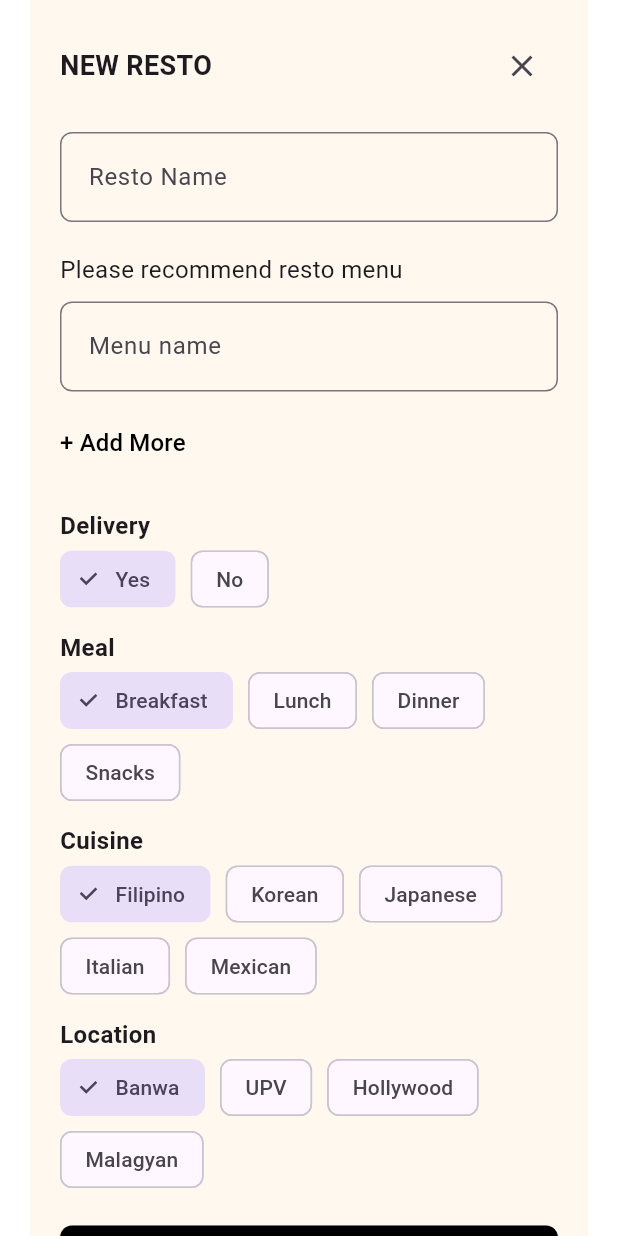
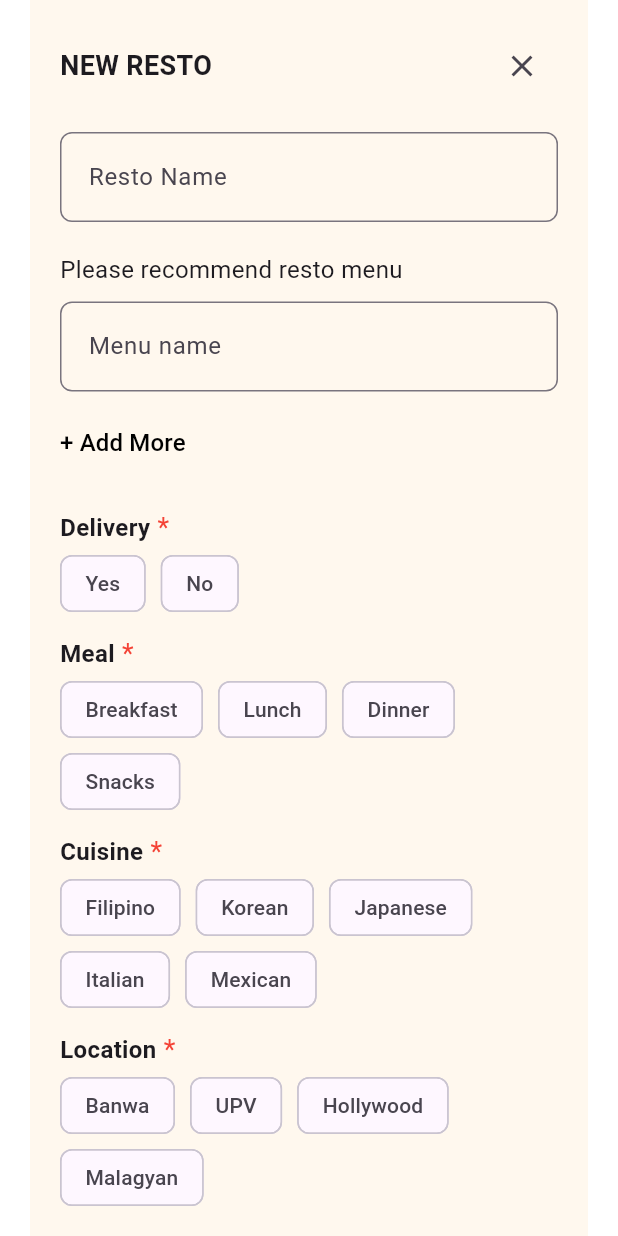
Before and after one commit to ddrrnn/resto-picker-flutter, a Flutter app: the AddResto screen opened directly, on a phone screen of 412 x 824 dp. Run offline on Flutter 3.47's test engine with Material 3 defaults, Android fonts, the light colour scheme and no system bars; our stand-ins replace flutter_fortune_wheel, flutter_spinkit, flutter_svg, sqflite; missing offline and left inert: flutter_popup_card; accounts and stored records are empty.

Commit message:
fix add resto

```diff
--- a/resto_picker/lib/screens/add_resto.dart
+++ b/resto_picker/lib/screens/add_resto.dart
@@ -46,10 +46,10 @@ class _AddRestoState extends State<AddResto> {
       });
     }
 
-    _selectedDelivery = {'Yes'};
-    _selectedMeal = {'Breakfast'};
-    _selectedCuisine = {'Filipino'};
-    _selectedLocation = {'Banwa'};
+    _selectedDelivery = {};
+    _selectedMeal = {};
+    _selectedCuisine = {};
+    _selectedLocation = {};
   }
 
   @override
@@ -212,11 +212,12 @@ class _AddRestoState extends State<AddResto> {
                         vertical: 18,
                       ),
                     ),
-                    validator:
-                        (value) =>
-                            value == null || value.isEmpty
-                                ? 'Please enter a restaurant name'
-                                : null,
+                    validator: (value) {
+                      if (value == null || value.isEmpty) {
+                        return 'Please enter a restaurant name';
+                      }
+                      return null;
+                    },
                   ),
                   const SizedBox(height: 20),
 
@@ -250,6 +251,12 @@ class _AddRestoState extends State<AddResto> {
                                             vertical: 18,
                                           ),
                                     ),
+                                    validator: (value) {
+                                      if (value == null || value.isEmpty) {
+                                        return 'Please enter a menu item';
+                                      }
+                                      return null;
+                                    },
                                   ),
                                 ),
                                 if (_menuControllers.length > 1)
@@ -278,10 +285,21 @@ class _AddRestoState extends State<AddResto> {
                   ),
                   const SizedBox(height: 20),
 
-                  // Delivery
-                  const Text(
-                    "Delivery",
-                    style: TextStyle(fontSize: 16, fontWeight: FontWeight.bold),
+                  // Delivery - Required field
+                  Row(
+                    children: const [
+                      Text(
+                        "Delivery",
+                        style: TextStyle(
+                          fontSize: 16,
+                          fontWeight: FontWeight.bold,
+                        ),
+                      ),
+                      Text(
+                        " *",
+                        style: TextStyle(color: Colors.red, fontSize: 18),
+                      ),
+                    ],
                   ),
                   Wrap(
                     spacing: 10,
@@ -304,10 +322,21 @@ class _AddRestoState extends State<AddResto> {
                   ),
                   const SizedBox(height: 10),
 
-                  // Meal
-                  const Text(
-                    "Meal",
-                    style: TextStyle(fontSize: 16, fontWeight: FontWeight.bold),
+                  // Meal - Required field
+                  Row(
+                    children: const [
+                      Text(
+                        "Meal",
+                        style: TextStyle(
+                          fontSize: 16,
+                          fontWeight: FontWeight.bold,
+                        ),
+                      ),
+                      Text(
+                        " *",
+                        style: TextStyle(color: Colors.red, fontSize: 18),
+                      ),
+                    ],
                   ),
                   Wrap(
                     spacing: 10,
@@ -332,10 +361,21 @@ class _AddRestoState extends State<AddResto> {
                   ),
                   const SizedBox(height: 10),
 
-                  // Cuisine
-                  const Text(
-                    "Cuisine",
-                    style: TextStyle(fontSize: 16, fontWeight: FontWeight.bold),
+                  // Cuisine - Required field
+                  Row(
+                    children: const [
+                      Text(
+                        "Cuisine",
+                        style: TextStyle(
+                          fontSize: 16,
+                          fontWeight: FontWeight.bold,
+                        ),
+                      ),
+                      Text(
+                        " *",
+                        style: TextStyle(color: Colors.red, fontSize: 18),
+                      ),
+                    ],
                   ),
                   Wrap(
                     spacing: 10,
@@ -364,10 +404,21 @@ class _AddRestoState extends State<AddResto> {
                   ),
                   const SizedBox(height: 10),
 
-                  // Location
-                  const Text(
-                    "Location",
-                    style: TextStyle(fontSize: 16, fontWeight: FontWeight.bold),
+                  // Location - Required field
+                  Row(
+                    children: const [
+                      Text(
+                        "Location",
+                        style: TextStyle(
+                          fontSize: 16,
+                          fontWeight: FontWeight.bold,
+                        ),
+                      ),
+                      Text(
+                        " *",
+                        style: TextStyle(color: Colors.red, fontSize: 18),
+                      ),
+                    ],
                   ),
                   Wrap(
                     spacing: 10,
@@ -392,7 +443,25 @@ class _AddRestoState extends State<AddResto> {
 
                   // Save Button
                   ElevatedButton(
-                    onPressed: _isSaving ? null : _saveRestaurant,
+                    onPressed:
+                        _isSaving
+                            ? null
+                            : () {
+                              if (_selectedDelivery.isEmpty ||
+                                  _selectedMeal.isEmpty ||
+                                  _selectedCuisine.isEmpty ||
+                                  _selectedLocation.isEmpty) {
+                                ScaffoldMessenger.of(context).showSnackBar(
+                                  const SnackBar(
+                                    content: Text(
+                                      'Please fill out all fields.',
+                                    ),
+                                  ),
+                                );
+                                return;
+                              }
+                              _saveRestaurant();
+                            },
                     style: ElevatedButton.styleFrom(
                       backgroundColor: Colors.black,
                       minimumSize: const Size(double.infinity, 50),
```
